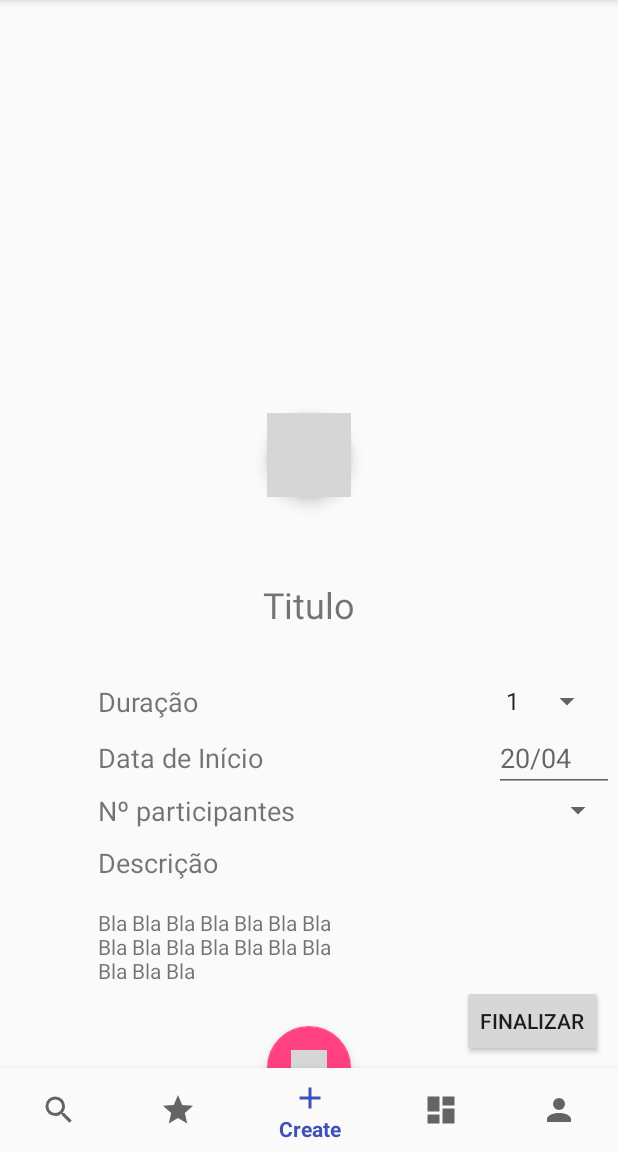
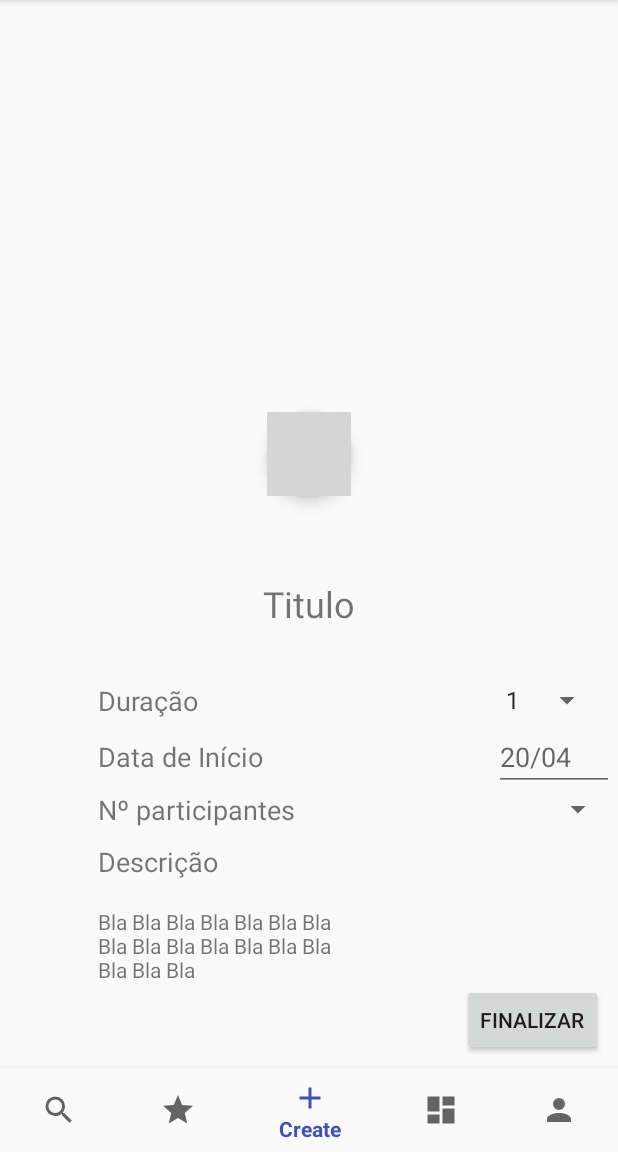
Before and after one commit to edwardcosta/Start, an Android app: the MainActivity screen opened directly, with no data from a screen before it, item 3 of the bottom bar chosen, on a phone screen of 412 x 824 dp, the part 84-1236 px from its top. Run offline under Robolectric (Android 15) with nearby library versions, the phone set to English and light mode, and no system bars; our stand-ins replace Firebase (no records; nobody signed in at launch, a user with empty details on screens opened directly); grey boxes are pictures that could not be loaded.

Commit message:
Pequena mudança no layout. Utilizando Coordinator Layout

```diff
--- a/app/src/main/java/com/android/usuario/start/Screens/Container/MainActivity.java
+++ b/app/src/main/java/com/android/usuario/start/Screens/Container/MainActivity.java
@@ -28,14 +28,14 @@ public class MainActivity extends AppCompatActivity {
         @Override
         public boolean onNavigationItemSelected(@NonNull MenuItem item) {
 
-            if(lastSelected == item.getItemId()){
+            if (lastSelected == item.getItemId()) {
                 return true;
             }
             FragmentTransaction fragmentTransaction;
             fragmentTransaction = fragmentManager.beginTransaction();
             Fragment fragment = fragmentManager.findFragmentById(R.id.content);
 
-            if(fragment != null){
+            if (fragment != null) {
                 fragmentTransaction.remove(fragment);
             }
 
@@ -44,23 +44,23 @@ public class MainActivity extends AppCompatActivity {
             switch (item.getItemId()) {
                 case R.id.navigation_search:
                     fragment = new SearchView();
-                    fragmentTransaction.add(R.id.content,fragment).commit();
+                    fragmentTransaction.add(R.id.content, fragment).commit();
                     return true;
                 case R.id.navigation_star:
                     fragment = new FavoriteView();
-                    fragmentTransaction.add(R.id.content,fragment).commit();
+                    fragmentTransaction.add(R.id.content, fragment).commit();
                     return true;
                 case R.id.navigation_create:
                     fragment = new CreateProjectView();
-                    fragmentTransaction.add(R.id.content,fragment).commit();
+                    fragmentTransaction.add(R.id.content, fragment).commit();
                     return true;
                 case R.id.navigation_dashboard:
                     fragment = new CreateProjectView();
-                    fragmentTransaction.add(R.id.content,fragment).commit();
+                    fragmentTransaction.add(R.id.content, fragment).commit();
                     return true;
                 case R.id.navigation_profile:
                     fragment = new ProfileFragment();
-                    fragmentTransaction.add(R.id.content,fragment).commit();
+                    fragmentTransaction.add(R.id.content, fragment).commit();
                     return true;
             }
             return false;
@@ -73,7 +73,6 @@ public class MainActivity extends AppCompatActivity {
         super.onCreate(savedInstanceState);
         setContentView(R.layout.activity_main);
 
-        FloatingActionButton projectCreate = (FloatingActionButton) findViewById(R.id.projectCreate);
         BottomNavigationView navigation = (BottomNavigationView) findViewById(R.id.navigation);
         navigation.setOnNavigationItemSelectedListener(mOnNavigationItemSelectedListener);
 
@@ -81,7 +80,5 @@ public class MainActivity extends AppCompatActivity {
 
         navigation.setSelectedItemId(R.id.navigation_search);
 
-        projectCreate.bringToFront();
     }
-
 }
--- a/app/src/main/res/layout/activity_main.xml
+++ b/app/src/main/res/layout/activity_main.xml
@@ -11,7 +11,7 @@
         android:id="@+id/content"
         android:layout_width="match_parent"
         android:layout_height="match_parent"
-        android:layout_marginBottom="55dp"/>
+        android:layout_marginBottom="56dp"/>
 
     <android.support.design.widget.BottomNavigationView
         android:id="@+id/navigation"
@@ -21,15 +21,4 @@
         android:background="?android:attr/windowBackground"
         app:menu="@menu/navigation" />
 
-    <android.support.design.widget.FloatingActionButton
-        android:layout_width="wrap_content"
-        android:layout_height="wrap_content"
-        android:layout_margin="16dp"
-        android:clickable="true"
-        android:id="@+id/projectCreate"
-        android:src="@drawable/com_facebook_button_icon_white"
-        app:layout_anchor="@id/navigation"
-        app:layout_anchorGravity="center_horizontal"
-        android:elevation="16dp"/>
-
 </android.support.design.widget.CoordinatorLayout>
--- a/app/src/main/res/layout/fragment_search.xml
+++ b/app/src/main/res/layout/fragment_search.xml
@@ -4,10 +4,6 @@
     xmlns:tools="http://schemas.android.com/tools"
     android:layout_width="match_parent"
     android:layout_height="match_parent"
-    android:paddingBottom="@dimen/activity_vertical_margin"
-    android:paddingLeft="@dimen/activity_horizontal_margin"
-    android:paddingRight="@dimen/activity_horizontal_margin"
-    android:paddingTop="@dimen/activity_vertical_margin"
     tools:context="com.android.usuario.start.Screens.Container.MainActivity">
 
     <LinearLayout
```
